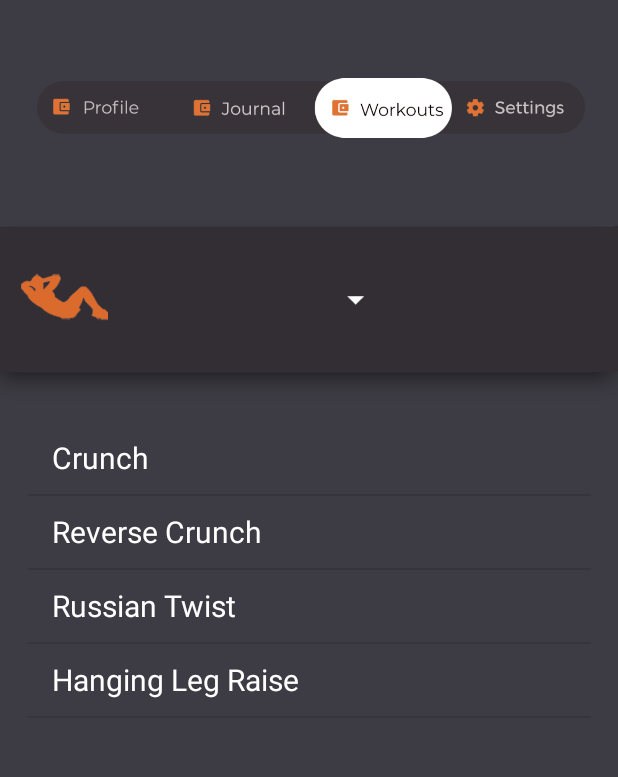
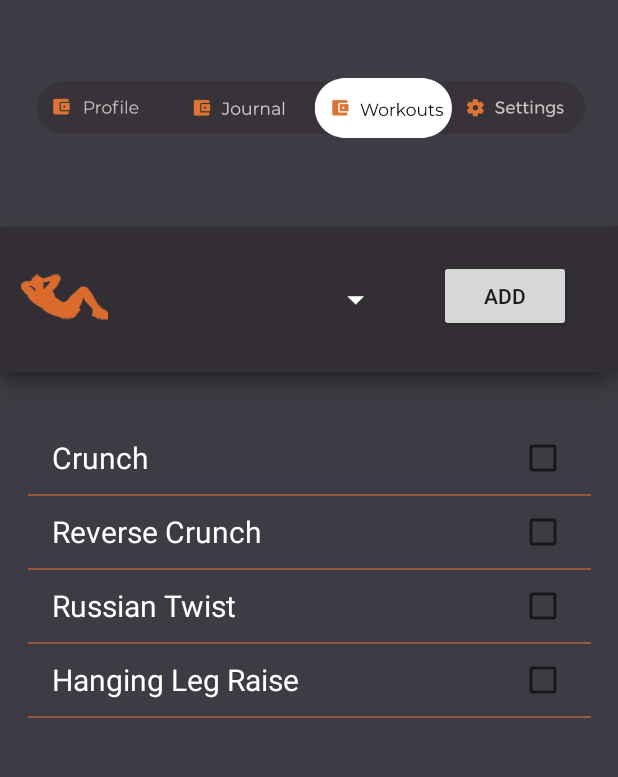
Before and after one commit to bmashlum/WorkoutTracker-1, an Android app: the MainActivity screen opened directly, with no data from a screen before it, after a tap on an icon or button, on a phone screen of 412 x 824 dp, the part 63-840 px from its top. Run offline under Robolectric (Android 15) with nearby library versions, the phone set to English and light mode, and no system bars; 1 other tap on this screen came first.

Commit message:
Fragment communication

```diff
--- a/FitAid App/app/src/main/java/com/example/brad/fitaid/MainActivity.java
+++ b/FitAid App/app/src/main/java/com/example/brad/fitaid/MainActivity.java
@@ -23,36 +23,29 @@ import android.widget.TextView;
 import android.widget.Toast;
 
 import java.text.DateFormat;
+import java.util.ArrayList;
 import java.util.Arrays;
 import java.util.Calendar;
 import java.util.Collections;
 import java.util.GregorianCalendar;
 import java.util.List;
 
+import static com.example.brad.fitaid.R.id.journFragLayout;
 import static com.example.brad.fitaid.R.id.mainLayout;
 
-public class MainActivity extends AppCompatActivity {
+public class MainActivity extends AppCompatActivity implements WorkoutFragment.FragmentAListener {
 
 
 
     private static final String DEBUGTAG = "JWP";
+    private WorkoutFragment workoutFragment;
+    private JournalFragment journalFragment;
 
-    /**
-     * Buttons
-     **/
     Button btnProfile, btnJournal, btnWorkouts, btnSettings;
-    /**
-     * ImageViews
-     **/
+
     ImageView imgNavBar, imgNavBarColors;
-    /**
-     * Spinners
-     **/
 
 
-    /**
-     * Adapters
-     **/
 
 
     @RequiresApi(api = Build.VERSION_CODES.LOLLIPOP)
@@ -174,4 +167,15 @@ public class MainActivity extends AppCompatActivity {
     public void settingsClicked(View target) {
         imgNavBar.setImageResource(R.drawable.bottom_menu_blue);
     }
+
+
+    @Override
+    public void onInputASent(ArrayList<String> input) {
+        journalFragment.displayReceivedData(input);
+    }
+
+    @Override
+    public void onPointerCaptureChanged(boolean hasCapture) {
+
+    }
 }
--- a/FitAid App/app/src/main/java/com/example/brad/fitaid/WorkoutFragment.java
+++ b/FitAid App/app/src/main/java/com/example/brad/fitaid/WorkoutFragment.java
@@ -1,9 +1,13 @@
 package com.example.brad.fitaid;
 
 
+import android.annotation.SuppressLint;
+import android.content.Context;
 import android.graphics.Color;
 import android.os.Bundle;
+import android.support.annotation.Nullable;
 import android.support.v4.app.Fragment;
+import android.util.SparseBooleanArray;
 import android.view.LayoutInflater;
 import android.view.View;
 import android.view.ViewGroup;
@@ -11,10 +15,12 @@ import android.support.v4.app.Fragment;
 import android.widget.Adapter;
 import android.widget.AdapterView;
 import android.widget.ArrayAdapter;
+import android.widget.Button;
 import android.widget.ImageView;
 import android.widget.ListView;
 import android.widget.Spinner;
 import android.widget.TextView;
+import android.widget.Toast;
 
 import java.util.ArrayList;
 import java.util.Arrays;
@@ -27,35 +33,32 @@ import static android.R.color.holo_orange_light;
 /**
  * A simple {@link Fragment} subclass.
  */
-public class WorkoutFragment extends Fragment implements AdapterView.OnItemClickListener {
-
-    ListView lvExercises;
-    Spinner spinWorkout;
-    List exercise_list;
-    ArrayAdapter exerArrayAdapter;
-    ImageView imgTicker;
-    boolean[] chestCheck,backCheck,absCheck,legsCheck,bicepCheck,tricepCheck,shoulderCheck;
+public class WorkoutFragment extends Fragment {
+    private FragmentAListener listener;
+    private ArrayList<String> exercisesClicked = new ArrayList<>();
+    private ListView lvExercises;
+    private Spinner spinWorkout;
+    private ImageView imgTicker;
+    private Button addToJournal;
+    private String [] exercises,chest,back,abs,legs,biceps,triceps,shoulders;
 
     public WorkoutFragment() {
         // Required empty public constructor
     }
 
+    public interface FragmentAListener {
+        void onInputASent(ArrayList<String> input);
+    }
 
+    @Nullable
     @Override
-    public View onCreateView(LayoutInflater inflater, ViewGroup container,
-                             Bundle savedInstanceState) {
+    public View onCreateView(LayoutInflater inflater, @Nullable ViewGroup container,
+                             @Nullable Bundle savedInstanceState) {
 
         View v = inflater.inflate(R.layout.fragment_workout, container, false);
 
 
-        final String [] chest;
-        final String [] back;
-        final String [] abs;
-        final String [] legs;
-        final String [] biceps;
-        final String [] triceps;
-        final String [] shoulders;
-
+        exercises = getResources().getStringArray(R.array.exercises);
         chest = getResources().getStringArray(R.array.ex_chest);
         back = getResources().getStringArray(R.array.ex_back);
         abs = getResources().getStringArray(R.array.ex_abs);
@@ -64,45 +67,21 @@ public class WorkoutFragment extends Fragment implements AdapterView.OnItemClick
         triceps = getResources().getStringArray(R.array.ex_triceps);
         shoulders = getResources().getStringArray(R.array.ex_shoulders);
 
-        chestCheck = new boolean [chest.length];
 
         lvExercises = v.findViewById(R.id.lvExercises);
-        exercise_list  = new ArrayList();
+        lvExercises.setChoiceMode(ListView.CHOICE_MODE_MULTIPLE);
 
 
-        exerArrayAdapter = new ArrayAdapter<String>(getContext(), android.R.layout.simple_list_item_1,
-                exercise_list) {
+        imgTicker = v.findViewById(R.id.img_ticker);
+
+        addToJournal = v.findViewById(R.id.btn_AddToJournal);
+        addToJournal.setOnClickListener(new View.OnClickListener() {
             @Override
-            public View getView(int position, View convertView, ViewGroup parent) {
-                View view = super.getView(position, convertView, parent);
-
-                TextView textView = view.findViewById(android.R.id.text1);
-                textView.setTextColor(Color.WHITE);
-
-                return view;
-            }
-        };
-
-
-        lvExercises.setAdapter(exerArrayAdapter);
-        lvExercises.setOnItemSelectedListener(new AdapterView.OnItemSelectedListener() {
-
-
-            @Override
-            public void onItemSelected(AdapterView<?> parent, View view, int position, long id) {
-                //lvExercises.getChildAt(position).setBackgroundColor(getResources().getColor(android.R.color.holo_orange_light));
-                lvExercises.setChoiceMode(ListView.CHOICE_MODE_MULTIPLE);
-                lvExercises.setItemsCanFocus(false);
-                exerArrayAdapter.notifyDataSetChanged();
-            }
-
-            @Override
-            public void onNothingSelected(AdapterView<?> parent) {
-
+            public void onClick(View v) {
+                Toast.makeText(getContext(),"You are adding " + exercisesClicked.toString() +" to your journal", Toast.LENGTH_SHORT).show();
+                listener.onInputASent(exercisesClicked);
             }
         });
-
-        imgTicker = v.findViewById(R.id.img_ticker);
 
         String[] workoutArray = getResources().getStringArray(R.array.workouts);
         List<String> workoutList = Arrays.asList(workoutArray);
@@ -116,36 +95,65 @@ public class WorkoutFragment extends Fragment implements AdapterView.OnItemClick
 
             @Override
             public void onItemSelected(AdapterView<?> parentView, View selectedItemView, int position, long id) {
-                String pos = parentView.getItemAtPosition(position).toString();
+                final String pos = parentView.getItemAtPosition(position).toString();
+                final ArrayAdapter<String> adapter;
+
+                lvExercises.setOnItemClickListener(new AdapterView.OnItemClickListener() {
+                    @Override
+                    public void onItemClick(AdapterView<?> parent, View view, int position, long id) {
+                        String pos = parent.getItemAtPosition(position).toString();
+
+
+
+                        if(lvExercises.isItemChecked(position)) {
+                            exercisesClicked.remove(pos);
+                            Toast.makeText(getContext(),"You have selected " + pos, Toast.LENGTH_SHORT).show();
+                            exercisesClicked.add(pos);
+                            System.out.println("EXERCISES CLICKED: " + exercisesClicked);
+                        }
+                        else if(!lvExercises.isItemChecked(position)){
+                            exercisesClicked.remove(pos);
+                            System.out.println("EXERCISES CLICKED: " + exercisesClicked);
+                        }
+                    }
+                });
 
                 if (pos.compareToIgnoreCase("Chest") == 0) {
                     imgTicker.setImageResource(R.drawable.chest);
-                    ArrayAdapter<String> adapter = new ArrayAdapter<>(getContext(),R.layout.list_view, chest);
+                    adapter = new ArrayAdapter<>(getContext(),R.layout.list_view, chest);
                     lvExercises.setAdapter(adapter);
+                    adapter.notifyDataSetChanged();
+
                 } else if (pos.compareToIgnoreCase("Shoulders") == 0) {
                     imgTicker.setImageResource(R.drawable.arms);
-                    ArrayAdapter<String> adapter = new ArrayAdapter<>(getContext(),R.layout.list_view, shoulders);
+                    adapter = new ArrayAdapter<>(getContext(),R.layout.list_view, shoulders);
                     lvExercises.setAdapter(adapter);
+                    adapter.notifyDataSetChanged();
                 } else if (pos.compareToIgnoreCase("Abs") == 0) {
                     imgTicker.setImageResource(R.drawable.abs);
-                    ArrayAdapter<String> adapter = new ArrayAdapter<>(getContext(),R.layout.list_view, abs);
+                    adapter = new ArrayAdapter<>(getContext(),R.layout.list_view, abs);
                     lvExercises.setAdapter(adapter);
+                    adapter.notifyDataSetChanged();
                 } else if (pos.compareToIgnoreCase("Biceps") == 0) {
                     imgTicker.setImageResource(R.drawable.arms);
-                    ArrayAdapter<String> adapter = new ArrayAdapter<>(getContext(),R.layout.list_view, biceps);
+                    adapter = new ArrayAdapter<>(getContext(),R.layout.list_view, biceps);
                     lvExercises.setAdapter(adapter);
+                    adapter.notifyDataSetChanged();
                 } else if (pos.compareToIgnoreCase("Triceps") == 0) {
                     imgTicker.setImageResource(R.drawable.arms);
-                    ArrayAdapter<String> adapter = new ArrayAdapter<>(getContext(),R.layout.list_view, triceps);
+                    adapter = new ArrayAdapter<>(getContext(),R.layout.list_view, triceps);
                     lvExercises.setAdapter(adapter);
+                    adapter.notifyDataSetChanged();
                 } else if (pos.compareToIgnoreCase("Legs") == 0) {
                     imgTicker.setImageResource(R.drawable.legs);
-                    ArrayAdapter<String> adapter = new ArrayAdapter<>(getContext(),R.layout.list_view, legs);
+                    adapter = new ArrayAdapter<>(getContext(),R.layout.list_view, legs);
                     lvExercises.setAdapter(adapter);
+                    adapter.notifyDataSetChanged();
                 } else if (pos.compareToIgnoreCase("Back") == 0) {
                     imgTicker.setImageResource(R.drawable.back);
-                    ArrayAdapter<String> adapter = new ArrayAdapter<>(getContext(),R.layout.list_view, back);
+                    adapter = new ArrayAdapter<>(getContext(),R.layout.list_view, back);
                     lvExercises.setAdapter(adapter);
+                    adapter.notifyDataSetChanged();
                 }
             }
 
@@ -161,8 +169,21 @@ public class WorkoutFragment extends Fragment implements AdapterView.OnItemClick
 
     }
 
+
     @Override
-    public void onItemClick(AdapterView<?> parent, View view, int position, long id) {
+    public void onAttach(Context context) {
+        super.onAttach(context);
+        if(context instanceof FragmentAListener) {
+            listener = (FragmentAListener) context;
+        } else {
+            throw new RuntimeException(context.toString()
+            + " must implement FragmentAListener");
+        }
+    }
 
+    @Override
+    public void onDetach() {
+        super.onDetach();
+        listener = null;
     }
 }
--- a/FitAid App/app/src/main/res/layout/fragment_workout.xml
+++ b/FitAid App/app/src/main/res/layout/fragment_workout.xml
@@ -23,17 +23,17 @@
 
     <Spinner
         android:id="@+id/sp_workout"
-        android:layout_width="261dp"
+        android:layout_width="181dp"
         android:layout_height="39dp"
+        android:layout_marginTop="192dp"
+        android:layout_marginEnd="128dp"
+        android:layout_marginRight="128dp"
         android:layout_marginBottom="8dp"
-        android:layout_marginEnd="60dp"
-        android:layout_marginRight="60dp"
-        android:layout_marginTop="192dp"
         android:background="@android:color/transparent"
         android:dropDownVerticalOffset="50dp"
         android:popupBackground="#3d3c44"
+        android:popupTheme="@style/AppTheme.PopupOverlay"
         android:spinnerMode="dropdown"
-        android:popupTheme="@style/AppTheme.PopupOverlay"
         app:layout_constraintBottom_toBottomOf="@+id/img_ticker"
         app:layout_constraintEnd_toEndOf="parent"
         app:layout_constraintTop_toTopOf="parent"
@@ -44,11 +44,11 @@
         android:id="@+id/img_ticker"
         android:layout_width="58dp"
         android:layout_height="49dp"
+        android:layout_marginStart="16dp"
         android:layout_marginLeft="16dp"
-        android:layout_marginStart="16dp"
         android:layout_marginTop="76dp"
+        android:maxWidth="56dp"
         android:maxHeight="56dp"
-        android:maxWidth="56dp"
         app:layout_constraintStart_toStartOf="parent"
         app:layout_constraintTop_toTopOf="parent" />
 
@@ -56,11 +56,11 @@
         android:id="@+id/imageView2"
         android:layout_width="11dp"
         android:layout_height="6dp"
+        android:layout_marginStart="8dp"
+        android:layout_marginLeft="8dp"
+        android:layout_marginTop="100dp"
         android:layout_marginEnd="8dp"
-        android:layout_marginLeft="8dp"
         android:layout_marginRight="8dp"
-        android:layout_marginStart="8dp"
-        android:layout_marginTop="100dp"
         app:layout_constraintEnd_toEndOf="parent"
         app:layout_constraintHorizontal_bias="0.487"
         app:layout_constraintStart_toEndOf="@+id/img_ticker"
@@ -73,6 +73,10 @@
         android:layout_height="337dp"
         android:layout_marginTop="8dp"
         android:choiceMode="multipleChoice"
+        android:clickable="true"
+        android:divider="@color/transpAccent"
+        android:dividerHeight="1dp"
+        android:focusable="true"
         android:listSelector="@drawable/listselector"
         app:layout_constraintBottom_toBottomOf="parent"
         app:layout_constraintEnd_toEndOf="parent"
@@ -80,4 +84,22 @@
         app:layout_constraintStart_toStartOf="parent"
         app:layout_constraintTop_toBottomOf="@+id/img_ticker"
         app:layout_constraintVertical_bias="0.247" />
+
+    <Button
+        android:id="@+id/btn_AddToJournal"
+        android:layout_width="wrap_content"
+        android:layout_height="wrap_content"
+        android:layout_marginStart="8dp"
+        android:layout_marginLeft="8dp"
+        android:layout_marginTop="8dp"
+        android:layout_marginEnd="16dp"
+        android:layout_marginRight="16dp"
+        android:layout_marginBottom="8dp"
+        android:text="Add"
+        app:layout_constraintBottom_toBottomOf="@+id/imageView"
+        app:layout_constraintEnd_toEndOf="parent"
+        app:layout_constraintHorizontal_bias="0.187"
+        app:layout_constraintStart_toEndOf="@+id/sp_workout"
+        app:layout_constraintTop_toTopOf="parent"
+        app:layout_constraintVertical_bias="0.435" />
 </android.support.constraint.ConstraintLayout>
--- a/FitAid App/app/src/main/res/layout/list_view.xml
+++ b/FitAid App/app/src/main/res/layout/list_view.xml
@@ -1,7 +1,7 @@
 <?xml version="1.0" encoding="utf-8"?>
 
 
-    <TextView xmlns:android="http://schemas.android.com/apk/res/android"
+    <CheckedTextView xmlns:android="http://schemas.android.com/apk/res/android"
         android:id="@android:id/text1"
         android:layout_width="match_parent"
         android:layout_height="wrap_content"
@@ -9,6 +9,7 @@
         android:gravity="center_vertical"
         android:textColor="@android:color/white"
         android:textSize="20sp"
+        android:checkMark="?android:attr/listChoiceIndicatorMultiple"
         android:paddingStart="?android:attr/listPreferredItemPaddingStart"
         android:paddingEnd="?android:attr/listPreferredItemPaddingEnd"
         android:minHeight="?android:attr/listPreferredItemHeightSmall"
--- a/FitAid App/app/src/main/res/values/colors.xml
+++ b/FitAid App/app/src/main/res/values/colors.xml
@@ -3,6 +3,7 @@
     <color name="colorPrimary">#3F51B5</color>
     <color name="colorPrimaryDark">#303F9F</color>
     <color name="colorAccent">#e37134</color>
+    <color name="transpAccent">#8Ce37134</color>
     <color name="mainPageColor">#3d3c44</color>
     <color name="statusBar">#3d3c44</color>
 </resources>
--- a/FitAid App/app/src/main/res/values/strings.xml
+++ b/FitAid App/app/src/main/res/values/strings.xml
@@ -59,7 +59,49 @@
         <item>Calf Raise</item>
         <item>Seated Calf Raise</item>
     </string-array>
-
+    <string-array name="exercises">
+        <item>Squat</item>
+        <item>Leg Extension</item>
+        <item>Leg Press</item>
+        <item>Seated Leg Curl</item>
+        <item>Lying Leg Curl</item>
+        <item>Calf Raise</item>
+        <item>Seated Calf Raise</item>
+        <item>Shoulder Press</item>
+        <item>Dumbbell Fly</item>
+        <item>Dumbbell Rear Fly</item>
+        <item>Tricep Pushdown</item>
+        <item>Rope Pushdown</item>
+        <item>Bent-over Tricep Kickback</item>
+        <item>Standing Dumbell Curl</item>
+        <item>Standing Barbell Curl</item>
+        <item>Seated Curl</item>
+        <item>Incline Dumbbell Curl</item>
+        <item>Bicep Face Pull</item>
+        <item>Pullup</item>
+        <item>Lat Pulldown</item>
+        <item>Barbell Row</item>
+        <item>Dumbbell Row</item>
+        <item>Seated Row</item>
+        <item>Inverse Pulldown</item>
+        <item>Barbell Bench Press</item>
+        <item>Dumbbell Bench Press</item>
+        <item>Incline Barbell Bench Press</item>
+        <item>Incline Dumbbell Bench Press</item>
+        <item>Chest Fly</item>
+        <item>Pushup</item>
+        <item>Crunch</item>
+        <item>Reverse Crunch</item>
+        <item>Russian Twist</item>
+        <item>Hanging Leg Raise</item>
+        <item>Chest</item>
+        <item>Back</item>
+        <item>Shoulders</item>
+        <item>Biceps</item>
+        <item>Triceps</item>
+        <item>Abs</item>
+        <item>Legs</item>
+    </string-array>
     <!-- TODO: Remove or change this placeholder text -->
     <string name="hello_blank_fragment">Hello blank fragment</string>
     <string name="title_activity_main2">Main2Activity</string>
```
Also changed, not shown: FitAid App/app/src/main/java/com/example/brad/fitaid/JournalFragment.java (+21 -2 lines), FitAid App/app/src/main/res/layout/fragment_journal.xml (+12 -0 lines).
